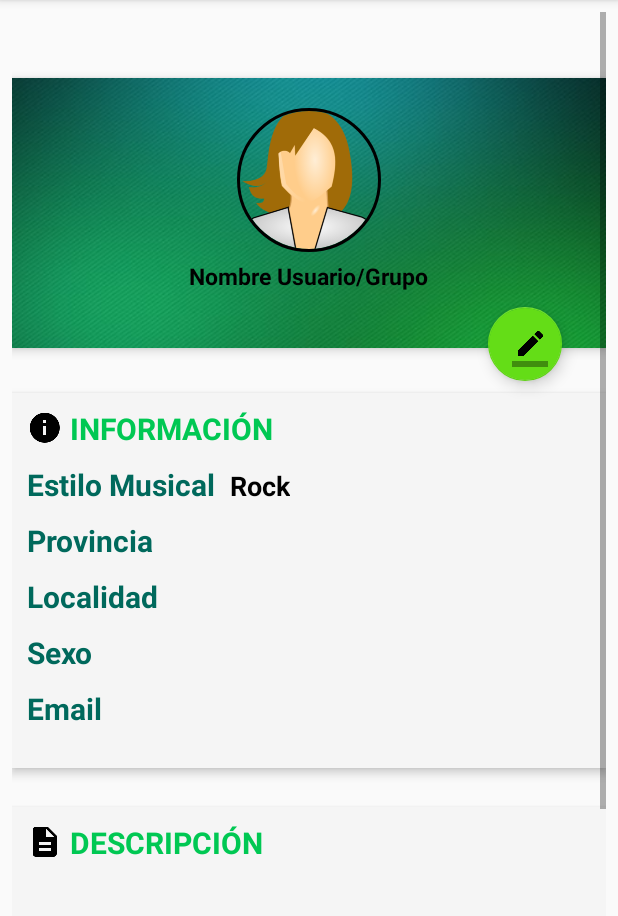
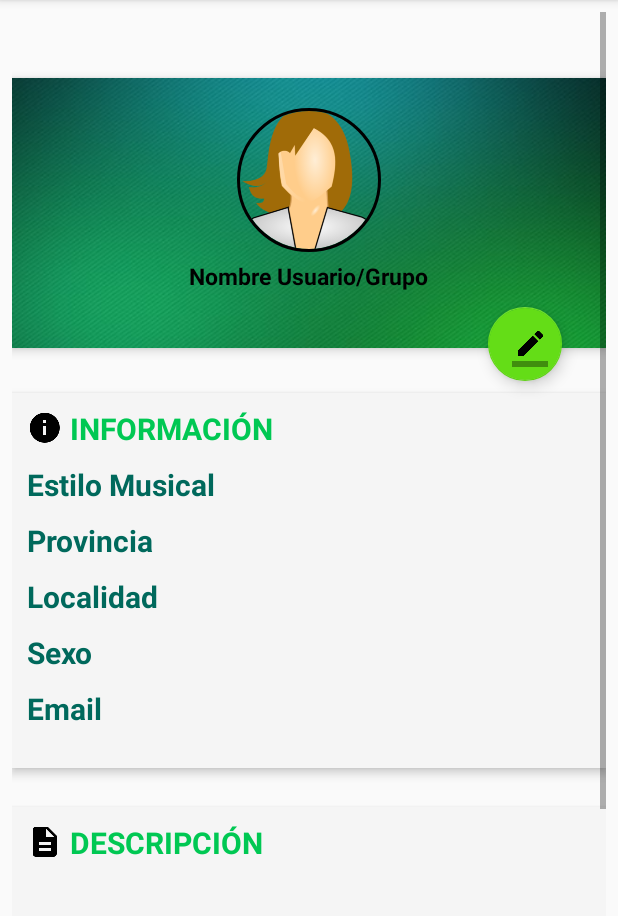
Before and after one commit to AnnaPS/BAA, an Android app: the fragment FragmentVerMiPerfil shown on its own in the app's theme, on a phone screen of 412 x 824 dp, the part 84-1000 px from its top. Run offline under Robolectric (Android 15) with nearby library versions, the phone set to English and light mode, and no system bars; our stand-ins replace CircleImageView, Firebase (no records; nobody signed in at launch, a user with empty details on screens opened directly); libraries missing offline, so code that uses them is left out: com.facebook; 2 statements that could not run were skipped.

Commit message:
#Retoque

```diff
--- a/BandsnArts/app/src/main/res/layout/fragment_verperfil_v_fragment_perfil.xml
+++ b/BandsnArts/app/src/main/res/layout/fragment_verperfil_v_fragment_perfil.xml
@@ -117,7 +117,6 @@
                         android:layout_marginLeft="10dp"
                         android:layout_marginTop="10dp"
                         android:fontFamily="sans-serif"
-                        android:text="Rock"
                         android:textColor="@color/md_black_1000"
                         android:textSize="18dp"
                         android:textStyle="bold" />
```
